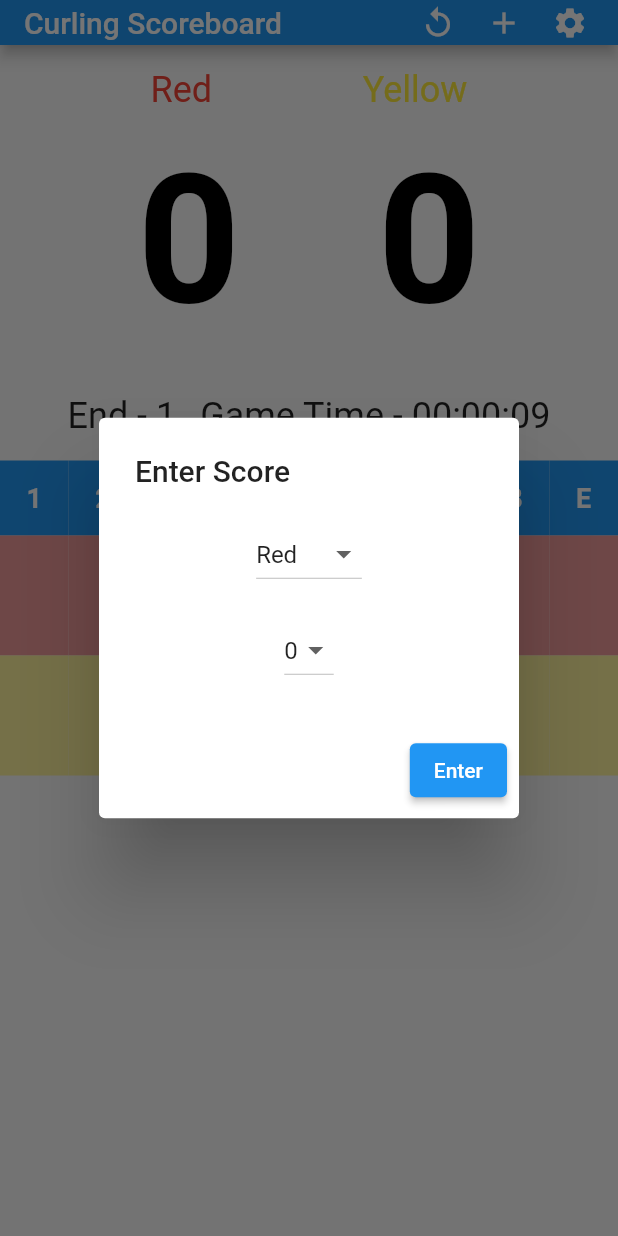
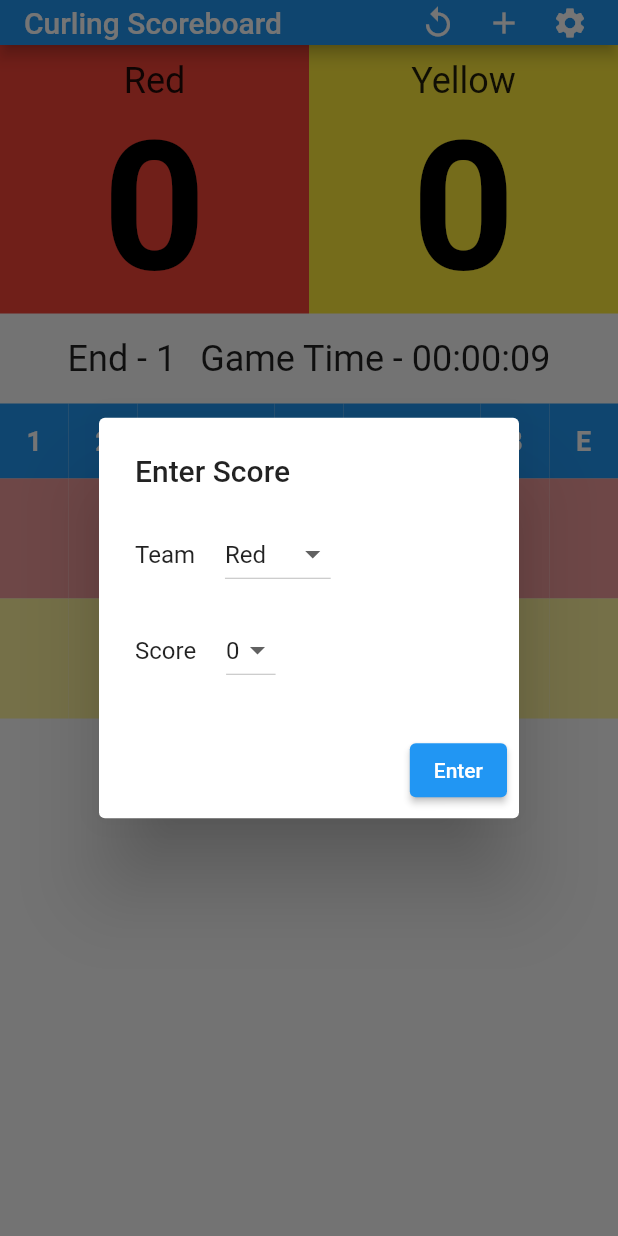
Before and after one commit to tomarra/curling_scoreboard_flutter, a Flutter app: the screen it shows after launch, after a tap on the "add" icon, on a phone screen of 412 x 824 dp. Run offline on Flutter 3.47's test engine with Material 2 defaults, Android fonts, the light colour scheme and no system bars; generated files the repository leaves out were written again.

Commit message:
feat: ui updates and more refactoring

```diff
--- a/lib/constants.dart
+++ b/lib/constants.dart
@@ -1,5 +1,14 @@
 import 'package:flutter/material.dart';
 
 class Constants {
-  static const Color primaryThemeColor = Colors.blue;
+  // Colors
+  static const MaterialColor primaryThemeColor = Colors.blue;
+  static const Color redTeamColor = Colors.red;
+  static Color redTeamAccentColor = Colors.red[200]!;
+  static const Color yellowTeamColor = Colors.yellow;
+  static Color yellowTeamAccentColor = Colors.yellow[200]!;
+
+  // Default Values
+  static const int defaultStartingEnd = 1;
+  static const int defaultTotalEnds = 8;
 }
--- a/lib/main.dart
+++ b/lib/main.dart
@@ -1,6 +1,8 @@
 import 'dart:async';
 
+import 'package:curling_scoreboard_flutter/constants.dart';
 import 'package:curling_scoreboard_flutter/models/models.dart';
+import 'package:curling_scoreboard_flutter/widgets/widgets.dart';
 import 'package:flutter/material.dart';
 import 'package:flutter_gen/gen_l10n/app_localizations.dart';
 
@@ -18,7 +20,7 @@ class CurlingScoreboardApp extends StatelessWidget {
       localizationsDelegates: AppLocalizations.localizationsDelegates,
       supportedLocales: AppLocalizations.supportedLocales,
       theme: ThemeData(
-        primarySwatch: Colors.blue,
+        primarySwatch: Constants.primaryThemeColor,
       ),
       home: const CurlingScoreboardScreen(),
     );
@@ -36,10 +38,11 @@ class CurlingScoreboardScreen extends StatefulWidget {
 class _CurlingScoreboardScreenState extends State<CurlingScoreboardScreen> {
   List<int> redScores = [];
   List<int> yellowScores = [];
-  int currentEnd = 1;
-  int totalEnds = 8;
+  List<CurlingEnd> ends = [];
+
+  int currentEnd = Constants.defaultStartingEnd;
+  int totalEnds = Constants.defaultTotalEnds;
   String gameTime = '00:00:00';
-  List<CurlingEnd> ends = [];
 
   Timer? timer;
   int totalTimerSeconds = 0;
@@ -223,6 +226,12 @@ class _CurlingScoreboardScreenState extends State<CurlingScoreboardScreen> {
               content: Column(
                 mainAxisSize: MainAxisSize.min,
                 children: [
+                  Row(
+                    children: [
+                      const Text('Team'),
+                      const SizedBox(
+                        width: 20,
+                      ),
                       DropdownButton<String>(
                         value: selectedTeam,
                         onChanged: (String? newValue) {
@@ -240,7 +249,15 @@ class _CurlingScoreboardScreenState extends State<CurlingScoreboardScreen> {
                           );
                         }).toList(),
                       ),
+                    ],
+                  ),
                   const SizedBox(height: 16),
+                  Row(
+                    children: [
+                      const Text('Score'),
+                      const SizedBox(
+                        width: 20,
+                      ),
                       DropdownButton<int>(
                         value: selectedScore,
                         onChanged: (int? newValue) {
@@ -255,6 +272,8 @@ class _CurlingScoreboardScreenState extends State<CurlingScoreboardScreen> {
                             child: Text(value.toString()),
                           );
                         }).toList(),
+                      ),
+                    ],
                   ),
                 ],
               ),
@@ -420,11 +439,8 @@ class _CurlingScoreboardScreenState extends State<CurlingScoreboardScreen> {
   Widget buildBody() {
     return Column(
       children: [
+        buildScoresRow(),
         const SizedBox(height: 16),
-        buildTeamNamesRow(),
-        const SizedBox(height: 16),
-        buildScoresRow(),
-        const SizedBox(height: 32),
         buildGameInfoRow(),
         const SizedBox(height: 16),
         Expanded(
@@ -434,48 +450,21 @@ class _CurlingScoreboardScreenState extends State<CurlingScoreboardScreen> {
     );
   }
 
-  Widget buildTeamNamesRow() {
-    return Row(
-      mainAxisAlignment: MainAxisAlignment.spaceEvenly,
-      children: [
-        Text(
-          AppLocalizations.of(context)!.teamNameRed,
-          style: const TextStyle(
-            fontSize: 24,
-            color: Colors.red,
-          ),
-        ),
-        Text(
-          AppLocalizations.of(context)!.teamNameYellow,
-          style: const TextStyle(
-            fontSize: 24,
-            color: Colors.yellow,
-          ),
-        ),
-      ],
-    );
-  }
-
   Widget buildScoresRow() {
     return Row(
       mainAxisAlignment: MainAxisAlignment.spaceEvenly,
       children: [
-        buildTeamTotalScoreText(redScores.fold(0, (a, b) => a + b).toString()),
-        buildTeamTotalScoreText(
-          yellowScores.fold(0, (a, b) => a + b).toString(),
+        TeamTotalScoreWidget(
+          score: redScores.fold(0, (a, b) => a + b).toString(),
+          backgroundColor: Colors.red,
+          teamName: AppLocalizations.of(context)!.teamNameRed,
+        ),
+        TeamTotalScoreWidget(
+          score: yellowScores.fold(0, (a, b) => a + b).toString(),
+          backgroundColor: Colors.yellow,
+          teamName: AppLocalizations.of(context)!.teamNameYellow,
         ),
       ],
-    );
-  }
-
-  Widget buildTeamTotalScoreText(String score) {
-    return Text(
-      score,
-      style: const TextStyle(
-        fontSize: 120,
-        color: Colors.black,
-        fontWeight: FontWeight.bold,
-      ),
     );
   }
 
@@ -484,20 +473,7 @@ class _CurlingScoreboardScreenState extends State<CurlingScoreboardScreen> {
         ? AppLocalizations.of(context)!.gameInfoExtraEndText
         : currentEnd.toString();
 
-    return Row(
-      mainAxisAlignment: MainAxisAlignment.center,
-      children: [
-        Text(
-          AppLocalizations.of(context)!.gameInfoEndLabel(endText),
-          style: const TextStyle(fontSize: 24),
-        ),
-        const SizedBox(width: 16),
-        Text(
-          AppLocalizations.of(context)!.gameInfoGameTimeLabel(gameTime),
-          style: const TextStyle(fontSize: 24),
-        ),
-      ],
-    );
+    return GameInfoRowWidget(end: endText, gameTime: gameTime);
   }
 
   Widget buildEndsContainer() {
@@ -596,7 +572,7 @@ class _CurlingScoreboardScreenState extends State<CurlingScoreboardScreen> {
           } else {
             return buildScoreContainer(
               -1,
-              Colors.yellow[200]!,
+              Constants.yellowTeamAccentColor,
               endContainerWidth,
             );
           }
--- /dev/null
+++ b/lib/widgets/game_info/game_info.dart
@@ -0,0 +1 @@
+export 'game_info_row_widget.dart';
--- /dev/null
+++ b/lib/widgets/game_info/game_info_row_widget.dart
@@ -0,0 +1,31 @@
+import 'package:flutter/material.dart';
+import 'package:flutter_gen/gen_l10n/app_localizations.dart';
+
+class GameInfoRowWidget extends StatelessWidget {
+  const GameInfoRowWidget({
+    required this.end,
+    required this.gameTime,
+    super.key,
+  });
+
+  final String end;
+  final String gameTime;
+
+  @override
+  Widget build(BuildContext context) {
+    return Row(
+      mainAxisAlignment: MainAxisAlignment.center,
+      children: [
+        Text(
+          AppLocalizations.of(context)!.gameInfoEndLabel(end),
+          style: const TextStyle(fontSize: 24),
+        ),
+        const SizedBox(width: 16),
+        Text(
+          AppLocalizations.of(context)!.gameInfoGameTimeLabel(gameTime),
+          style: const TextStyle(fontSize: 24),
+        ),
+      ],
+    );
+  }
+}
--- /dev/null
+++ b/lib/widgets/total_score/team_total_score_widget.dart
@@ -0,0 +1,45 @@
+import 'package:flutter/material.dart';
+
+class TeamTotalScoreWidget extends StatelessWidget {
+  const TeamTotalScoreWidget({
+    required this.teamName,
+    required this.score,
+    required this.backgroundColor,
+    super.key,
+  });
+
+  final String score;
+  final Color backgroundColor;
+  final String teamName;
+
+  @override
+  Widget build(BuildContext context) {
+    final screenWidth = MediaQuery.of(context).size.width;
+    final teamTotalScoreContainerWidth = screenWidth / 2;
+
+    return Container(
+      color: backgroundColor,
+      width: teamTotalScoreContainerWidth,
+      padding: const EdgeInsets.fromLTRB(0, 10, 0, 0),
+      child: Column(
+        children: [
+          Text(
+            teamName,
+            style: const TextStyle(
+              fontSize: 24,
+            ),
+          ),
+          Text(
+            score,
+            textAlign: TextAlign.center,
+            style: const TextStyle(
+              fontSize: 120,
+              color: Colors.black,
+              fontWeight: FontWeight.bold,
+            ),
+          ),
+        ],
+      ),
+    );
+  }
+}
--- /dev/null
+++ b/lib/widgets/total_score/total_score.dart
@@ -0,0 +1 @@
+export 'team_total_score_widget.dart';
--- /dev/null
+++ b/lib/widgets/widgets.dart
@@ -0,0 +1,2 @@
+export 'game_info/game_info.dart';
+export 'total_score/total_score.dart';
```
Lines whose indentation alone changed are shown as unchanged.
